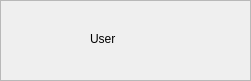
Above: client/ITSwarm/windows/user_settings/usersettings.ui from cpp-park-vk-education/2023_1_Rabotyagi before the change. Below: the same form after it.
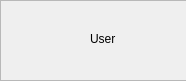
That is the form after the change. Icons and pictures are not drawn.

```diff
--- a/client/ITSwarm/windows/user_settings/usersettings.ui
+++ b/client/ITSwarm/windows/user_settings/usersettings.ui
@@ -6,7 +6,7 @@
    <rect>
     <x>0</x>
     <y>0</y>
-    <width>251</width>
+    <width>186</width>
     <height>81</height>
    </rect>
   </property>
@@ -45,10 +45,26 @@
     <string>User</string>
    </property>
   </widget>
+  <widget class="QFrame" name="frame">
+   <property name="geometry">
+    <rect>
+     <x>0</x>
+     <y>0</y>
+     <width>190</width>
+     <height>81</height>
+    </rect>
+   </property>
+   <property name="frameShape">
+    <enum>QFrame::StyledPanel</enum>
+   </property>
+   <property name="frameShadow">
+    <enum>QFrame::Raised</enum>
+   </property>
+  </widget>
   <widget class="QPushButton" name="pushButton">
    <property name="geometry">
     <rect>
-     <x>190</x>
+     <x>130</x>
      <y>20</y>
      <width>41</width>
      <height>31</height>
@@ -71,22 +87,6 @@
     <bool>true</bool>
    </property>
   </widget>
-  <widget class="QFrame" name="frame">
-   <property name="geometry">
-    <rect>
-     <x>0</x>
-     <y>0</y>
-     <width>251</width>
-     <height>81</height>
-    </rect>
-   </property>
-   <property name="frameShape">
-    <enum>QFrame::StyledPanel</enum>
-   </property>
-   <property name="frameShadow">
-    <enum>QFrame::Raised</enum>
-   </property>
-  </widget>
   <zorder>frame</zorder>
   <zorder>label</zorder>
   <zorder>nickname</zorder>
```
